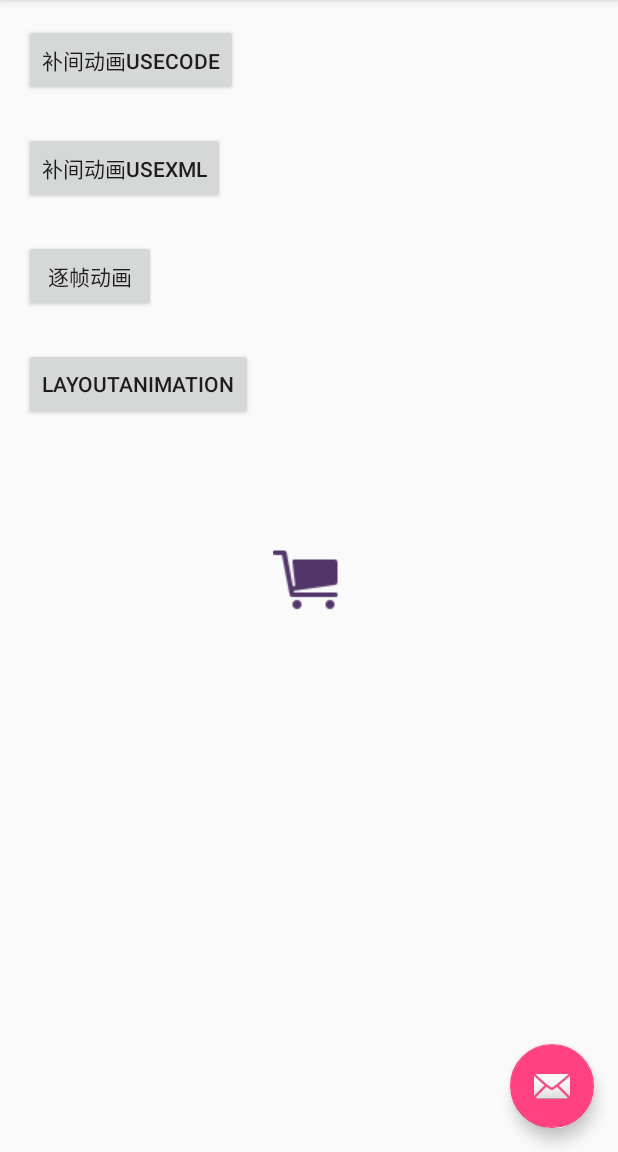
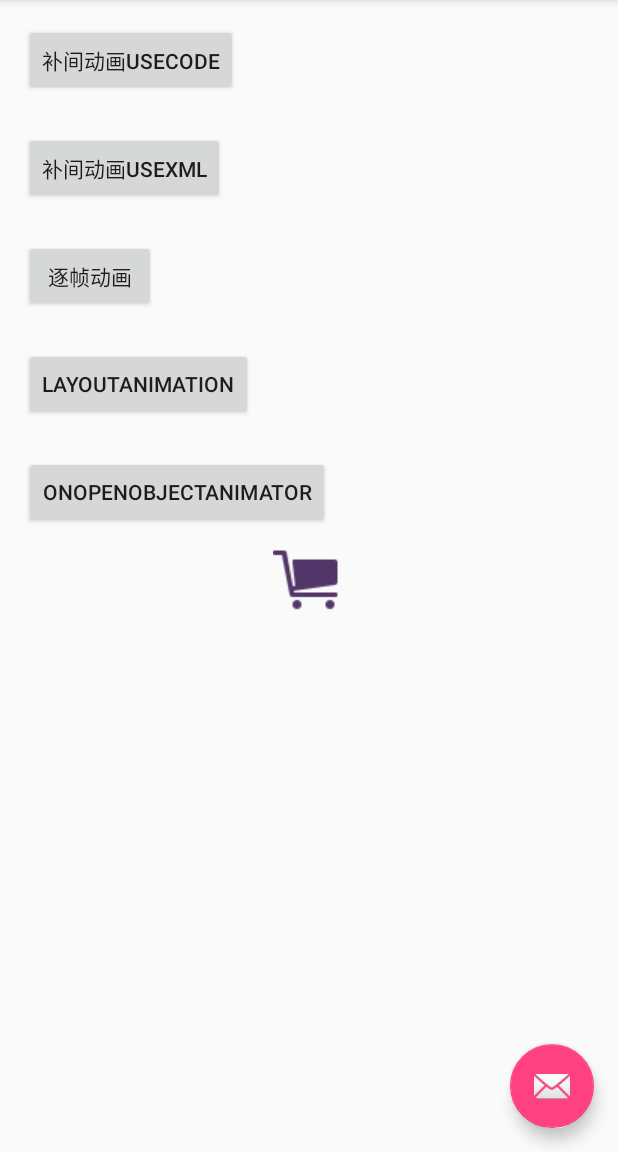
Before and after one commit to limushan/AnimationSummary, an Android app: the screen it shows after launch (MainActivity), on a phone screen of 412 x 824 dp, the part 84-1236 px from its top. Run offline under Robolectric (Android 15) with nearby library versions, the phone set to English and light mode, and no system bars.

Commit message:
valueAnimator

```diff
--- a/app/src/main/AndroidManifest.xml
+++ b/app/src/main/AndroidManifest.xml
@@ -19,6 +19,7 @@
             </intent-filter>
         </activity>
         <activity android:name=".LayoutAnimationActivity" />
+        <activity android:name=".ValueAnimationActivity" />
     </application>
 
 </manifest>
--- a/app/src/main/java/com/android/animationtest/MainActivity.java
+++ b/app/src/main/java/com/android/animationtest/MainActivity.java
@@ -155,4 +155,7 @@ public class MainActivity extends AppCompatActivity {
     public void OnLayoutAnimation(View view) {
         startActivity(new Intent(this, LayoutAnimationActivity.class));
     }
+    public void OnOpenObjectAnimator(View view) {
+        startActivity(new Intent(this, ValueAnimationActivity.class));
+    }
 }
--- a/app/src/main/res/layout/content_main.xml
+++ b/app/src/main/res/layout/content_main.xml
@@ -45,6 +45,7 @@
         android:text="逐帧动画" />
 
     <Button
+        android:id="@+id/button4"
         android:layout_width="wrap_content"
         android:layout_height="wrap_content"
         android:layout_below="@id/button3"
@@ -52,5 +53,14 @@
         android:onClick="OnLayoutAnimation"
         android:text="LayoutAnimation" />
 
+    <Button
+        android:id="@+id/button5"
+        android:layout_width="wrap_content"
+        android:layout_height="wrap_content"
+        android:layout_below="@id/button4"
+        android:layout_marginTop="24dp"
+        android:onClick="OnOpenObjectAnimator"
+        android:text="OnOpenObjectAnimator" />
+
 
 </RelativeLayout>
```
Also changed, not shown: app/src/main/java/com/android/animationtest/ValueAnimationActivity.java (added, +72 -0 lines), app/src/main/res/layout/activity_value_animation.xml (added, +22 -0 lines).
